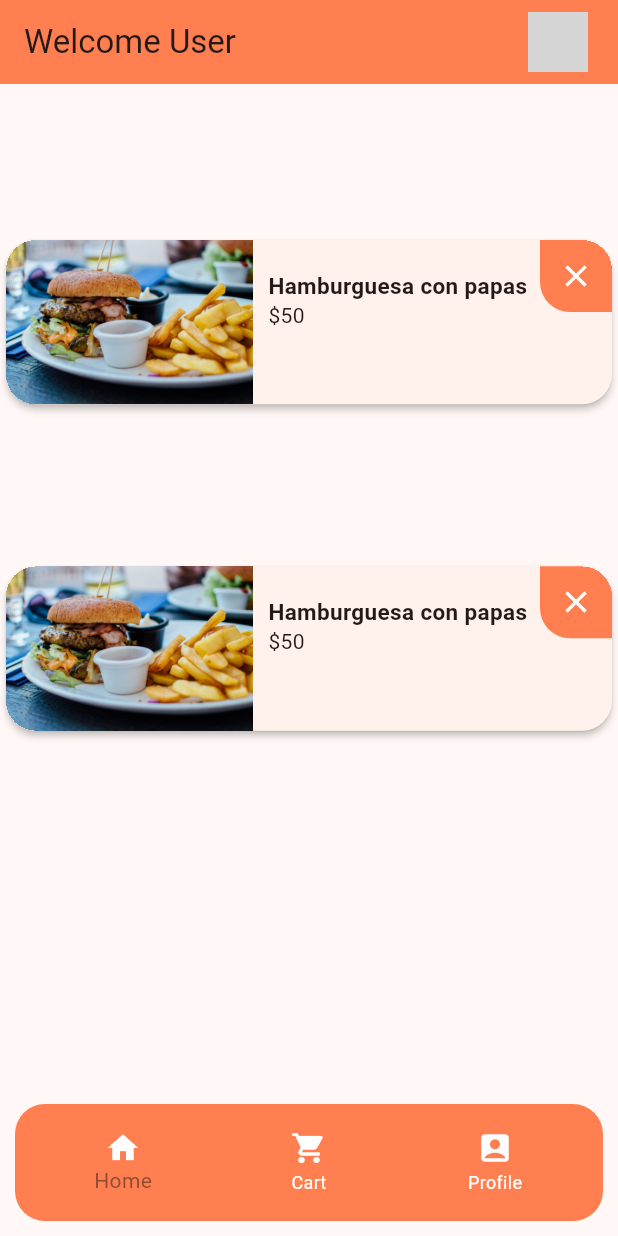
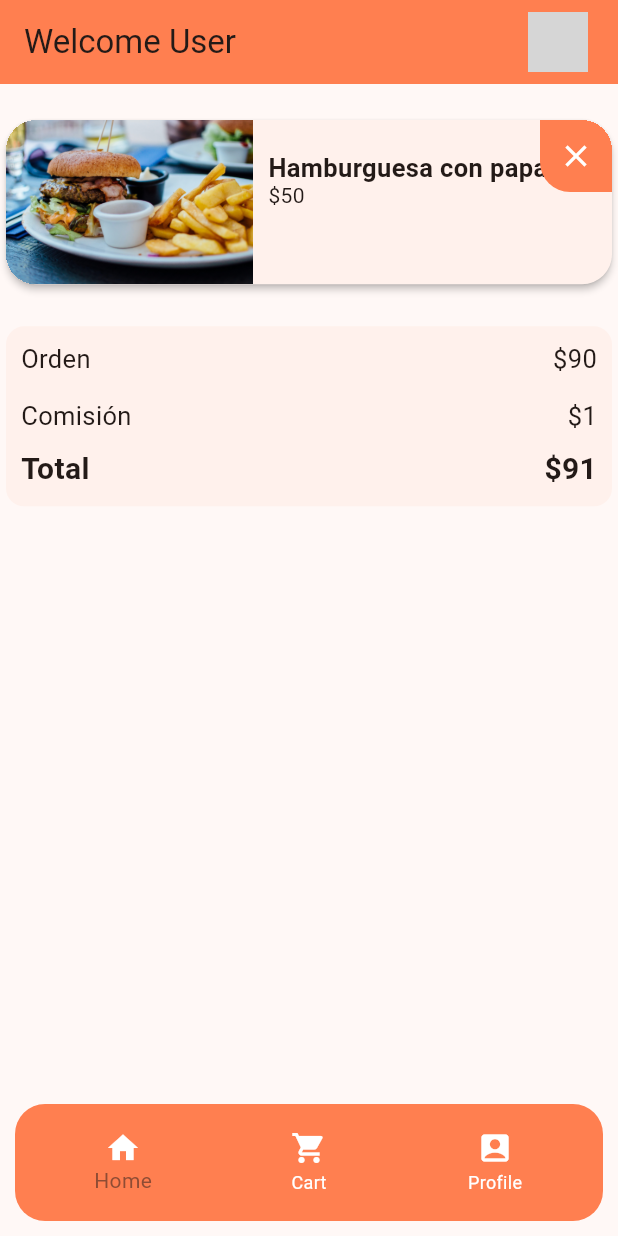
Before and after one commit to Alfred024/cafe_app_flutter, a Flutter app: the screen it shows after launch, on a phone screen of 412 x 824 dp. Run offline on Flutter 3.47's test engine with Material 2 defaults, Android fonts, the phone set to English and light mode, and no system bars; our stand-ins replace go_router; network calls fail; grey boxes are pictures that could not be loaded.

Commit message:
OrderInfo UI demo created

```diff
--- a/lib/screens/shopping_cart/shopping_cart_page.dart
+++ b/lib/screens/shopping_cart/shopping_cart_page.dart
@@ -8,18 +8,17 @@ class ShoppingCart extends StatelessWidget {
     return const Center(
       child: Column(children: [
         SizedBox(
-          height: 100,
+          height: 20,
         ),
         _CartItem2(),
         SizedBox(
-          height: 100,
+          height: 20,
         ),
-        _CartItem2(),
+        OrderInfo(),
       ]),
     );
   }
 
-  //Crear un widget con la información del opedido (Total y comisión)
   //Crear botón para ordenar la comida
   //Agregar notificación para cunado se haya hecho la ´roden
 }
@@ -50,7 +49,7 @@ class _CartItem2 extends StatelessWidget {
               child: const Wrap(children: [
                 Text(
                   'Hamburguesa con papas',
-                  style: TextStyle(fontSize: 15, fontWeight: FontWeight.w700),
+                  style: TextStyle(fontSize: 17, fontWeight: FontWeight.w700),
                 ),
               ]),
             ),
@@ -79,3 +78,99 @@ class _CartItem2 extends StatelessWidget {
     );
   }
 }
+
+class OrderInfo extends StatelessWidget {
+  const OrderInfo({super.key});
+
+  @override
+  Widget build(BuildContext context) {
+    return Card(
+      elevation: 0.0,
+      child: Padding(
+          padding: EdgeInsets.all(10),
+          child: SizedBox(
+            width: double.infinity,
+            height: 100,
+            child: Container(
+              decoration: const BoxDecoration(
+                  color: Colors.transparent,
+                  borderRadius: BorderRadius.all(Radius.circular(20))),
+              child: const Stack(
+                children: [
+                  Align(
+                    alignment: Alignment.topLeft,
+                    child: Text(
+                      'Orden',
+                      style: TextStyle(fontSize: 17),
+                    ),
+                  ),
+                  Align(
+                    alignment: Alignment.centerLeft,
+                    child: Text(
+                      'Comisión',
+                      style: TextStyle(fontSize: 17),
+                    ),
+                  ),
+                  Align(
+                    alignment: Alignment.bottomLeft,
+                    child: Text(
+                      'Total',
+                      style:
+                          TextStyle(fontWeight: FontWeight.w700, fontSize: 20),
+                    ),
+                  ),
+                  Align(
+                    alignment: Alignment.topRight,
+                    child: Text(
+                      '\$90',
+                      style: TextStyle(fontSize: 17),
+                    ),
+                  ),
+                  Align(
+                    alignment: Alignment.centerRight,
+                    child: Text(
+                      '\$1',
+                      style: TextStyle(fontSize: 17),
+                    ),
+                  ),
+                  Align(
+                    alignment: Alignment.bottomRight,
+                    child: Text(
+                      '\$91',
+                      style:
+                          TextStyle(fontWeight: FontWeight.w700, fontSize: 20),
+                    ),
+                  ),
+                ],
+              ),
+            ),
+          )
+
+          // Row(
+          //   children: [
+          //     //Align(),
+          //     SizedBox(
+          //       //width: double.maxFinite,
+          //       child: Align(
+          //           alignment: Alignment.topRight,
+          //           child: IconButton(
+          //               onPressed: () {},
+          //               icon: const Icon(
+          //                 Icons.more_vert_outlined,
+          //                 color: Colors.deepPurpleAccent,
+          //               ))),
+          //     ),
+          //     SizedBox(
+          //       width: MediaQuery.of(context).size.width * .5,
+          //       height: 100,
+          //       child: Container(
+          //           alignment: Alignment.centerRight,
+          //           decoration: const BoxDecoration(color: Colors.orange),
+          //           child: const Text('label')),
+          //     ),
+          //   ],
+          // ),
+          ),
+    );
+  }
+}
```
